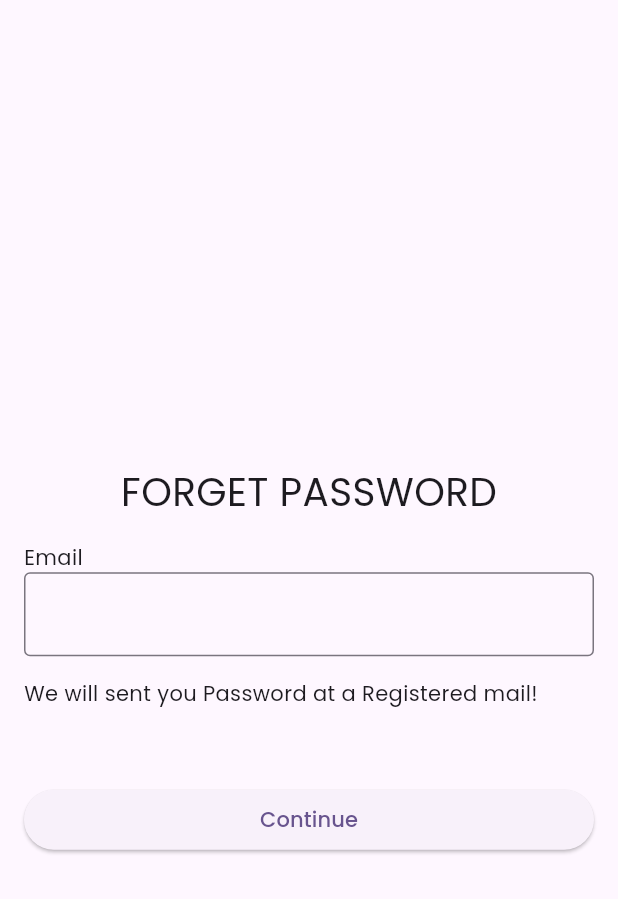
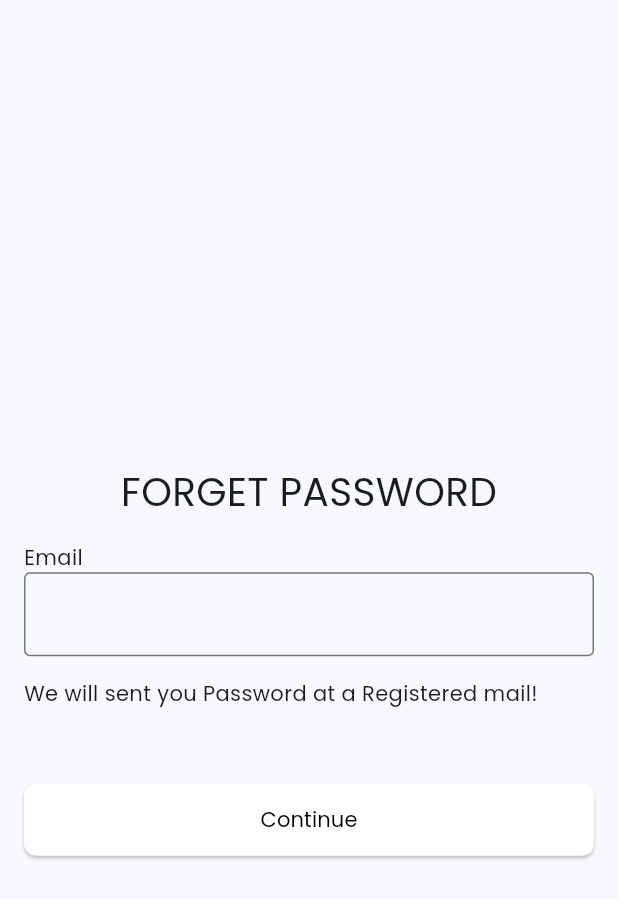
Before and after one commit to OptionsTrainer/optionsTrainer, a Flutter app: the ForgetPasswordScreen screen opened by its route, on a phone screen of 412 x 824 dp. Shown: the top 899 px of the screen. Run offline on Flutter 3.47's test engine with Material 3 defaults, Android fonts, the phone set to English and light mode, and no system bars; our stand-ins replace flutter_riverpod, gap, go_router, google_fonts.

Commit message:
-- created a common primary button.

```diff
--- /dev/null
+++ b/lib/core/common_widgets/primary_button.dart
@@ -0,0 +1,144 @@
+import 'package:flutter/material.dart';
+import 'package:google_fonts/google_fonts.dart';
+import 'package:paper_trading/utils/extensions.dart';
+
+class PrimaryButton extends StatelessWidget {
+  final VoidCallback? onPressed;
+  final String buttonText;
+  final bool enabled;
+  final double height;
+  final double? width;
+  final bool reveredButton;
+  final bool isBusy;
+  final Color buttonBgColor;
+  final FontWeight textFontWeight;
+  final double textSize;
+
+  const PrimaryButton({
+    super.key,
+    required this.buttonText,
+    this.onPressed,
+    this.enabled = true,
+    this.width,
+    this.height = 48,
+    this.isBusy = false,
+    this.reveredButton = false,
+    this.buttonBgColor = Colors.white,
+    this.textFontWeight = FontWeight.w400,
+    this.textSize = 14,
+  });
+
+  factory PrimaryButton.reversed({
+    VoidCallback? onPressed,
+    required String buttonText,
+    bool enabled = true,
+    double? width,
+    double height = 48,
+  }) {
+    return PrimaryButton(
+      buttonText: buttonText,
+      onPressed: onPressed,
+      enabled: enabled,
+      width: width,
+      height: height,
+      reveredButton: true,
+    );
+  }
+
+  @override
+  Widget build(BuildContext context) {
+    double btnWidth = width ?? MediaQuery.sizeOf(context).width;
+    if (isBusy) {
+      return AnimatedContainer(
+        duration: const Duration(milliseconds: 500),
+        height: 48,
+        width: 70,
+        child: ElevatedButton(
+          onPressed: null,
+          style: ButtonStyle(
+            padding:
+                WidgetStateProperty.all<EdgeInsetsGeometry?>(EdgeInsets.zero),
+            shape: WidgetStateProperty.all<RoundedRectangleBorder>(
+                RoundedRectangleBorder(
+              borderRadius: BorderRadius.circular(8.0),
+            )),
+          ),
+          child: const Center(child: CircularProgressIndicator()),
+        ),
+      );
+    }
+    return AnimatedContainer(
+      duration: const Duration(milliseconds: 500),
+      width: btnWidth,
+      height: height,
+      child: ElevatedButton(
+        onPressed: enabled ? onPressed : null,
+        style: ButtonStyle(
+          padding:
+              WidgetStateProperty.all<EdgeInsetsGeometry?>(EdgeInsets.zero),
+          backgroundColor: _ButtonBackgroundColor(
+              reveredButton: reveredButton, backGroundColor: buttonBgColor),
+          foregroundColor: _ButtonForegroundColor(reveredButton: reveredButton),
+          shape: WidgetStateProperty.all<RoundedRectangleBorder>(
+              RoundedRectangleBorder(
+            borderRadius: BorderRadius.circular(8.0),
+          )),
+        ),
+        child: Text(
+          buttonText,
+          style: GoogleFonts.poppins(
+            fontSize: textSize,
+            fontWeight: textFontWeight,
+            color: Colors.black,
+          ),
+        ),
+      ),
+    );
+  }
+}
+
+class _ButtonBackgroundColor implements WidgetStateProperty<Color?> {
+  final bool reveredButton;
+  final Color backGroundColor;
+
+  const _ButtonBackgroundColor({
+    required this.reveredButton,
+    required this.backGroundColor,
+  });
+
+  @override
+  Color? resolve(Set<WidgetState> states) {
+    print("States:= $states");
+    if (reveredButton) {
+      if (states.isPressed) return Colors.grey[100];
+      if (states.isDisabled) return Colors.grey[400];
+      return Colors.white;
+    } else {
+      if (states.isPressed) return Colors.grey[100];
+
+      if (states.isDisabled) return Colors.grey[400];
+
+      return backGroundColor;
+    }
+  }
+}
+
+class _ButtonForegroundColor implements WidgetStateProperty<Color?> {
+  final bool reveredButton;
+
+  const _ButtonForegroundColor({
+    required this.reveredButton,
+  });
+
+  @override
+  Color? resolve(Set<WidgetState> states) {
+    print("_ButtonForegroundColor:= $states");
+    if (reveredButton) {
+      if (states.isDisabled) return Colors.grey[400];
+      return Colors.grey[400];
+    } else {
+      if (states.isDisabled) return Colors.grey[200];
+      return Colors.white;
+    }
+  }
+}
--- a/lib/features/login/screens/forget_password_screen.dart
+++ b/lib/features/login/screens/forget_password_screen.dart
@@ -2,6 +2,7 @@ import 'package:flutter/material.dart';
 import 'package:gap/gap.dart';
 import 'package:google_fonts/google_fonts.dart';
 import 'package:paper_trading/core/common_widgets/common_text_fields.dart';
+import 'package:paper_trading/core/common_widgets/primary_button.dart';
 
 class ForgetPasswordScreen extends StatelessWidget {
   const ForgetPasswordScreen({super.key});
@@ -32,15 +33,9 @@ class ForgetPasswordScreen extends StatelessWidget {
               ),
             ),
             const Gap(50),
-            SizedBox(
-              width: double.maxFinite,
-              child: ElevatedButton(
-                onPressed: () {},
-                child: Text(
-                  "Continue",
-                  style: GoogleFonts.poppins(),
-                ),
-              ),
+            PrimaryButton(
+              buttonText: "Continue",
+              onPressed: () {},
             ),
           ],
         ),
--- a/lib/features/login/screens/login_screen.dart
+++ b/lib/features/login/screens/login_screen.dart
@@ -3,6 +3,7 @@ import 'package:gap/gap.dart';
 import 'package:go_router/go_router.dart';
 import 'package:google_fonts/google_fonts.dart';
 import 'package:paper_trading/core/common_widgets/common_text_fields.dart';
+import 'package:paper_trading/core/common_widgets/primary_button.dart';
 import 'package:paper_trading/routes/routes_name.dart';
 
 class LoginScreen extends StatelessWidget {
@@ -38,15 +39,9 @@ class LoginScreen extends StatelessWidget {
                         label: "Password",
                       ),
                       const Gap(15),
-                      SizedBox(
-                        width: double.maxFinite,
-                        child: ElevatedButton(
-                          onPressed: () {},
-                          child: Text(
-                            "Sign-In",
-                            style: GoogleFonts.poppins(),
-                          ),
-                        ),
+                      PrimaryButton(
+                        buttonText: "Sign-In",
+                        onPressed: () {},
                       ),
                     ],
                   ),
--- a/lib/features/login/screens/sign_up_screen.dart
+++ b/lib/features/login/screens/sign_up_screen.dart
@@ -2,6 +2,7 @@ import 'package:flutter/material.dart';
 import 'package:gap/gap.dart';
 import 'package:google_fonts/google_fonts.dart';
 import 'package:paper_trading/core/common_widgets/common_text_fields.dart';
+import 'package:paper_trading/core/common_widgets/primary_button.dart';
 
 class SignUpScreen extends StatelessWidget {
   const SignUpScreen({super.key});
@@ -32,15 +33,9 @@ class SignUpScreen extends StatelessWidget {
               label: "Password",
             ),
             const Gap(50),
-            SizedBox(
-              width: double.maxFinite,
-              child: ElevatedButton(
-                onPressed: () {},
-                child: Text(
-                  "Sign-up",
-                  style: GoogleFonts.poppins(),
-                ),
-              ),
+            PrimaryButton(
+              buttonText: "Sign-up",
+              onPressed: () {},
             ),
           ],
         ),
--- a/lib/main.dart
+++ b/lib/main.dart
@@ -18,7 +18,7 @@ class MyApp extends StatelessWidget {
       title: 'Flutter Demo',
       routerConfig: router,
       theme: ThemeData(
-        colorScheme: ColorScheme.fromSeed(seedColor: Colors.deepPurple),
+        colorScheme: ColorScheme.fromSeed(seedColor: Colors.blue),
         useMaterial3: true,
       ),
     );
--- /dev/null
+++ b/lib/utils/extensions.dart
@@ -0,0 +1,7 @@
+import 'package:flutter/material.dart';
+
+extension MaterialWidgetStates on Set<WidgetState> {
+  bool get isPressed => contains(WidgetState.pressed);
+
+  bool get isDisabled => contains(WidgetState.disabled);
+}
```
Also changed, not shown: 1 other file.
